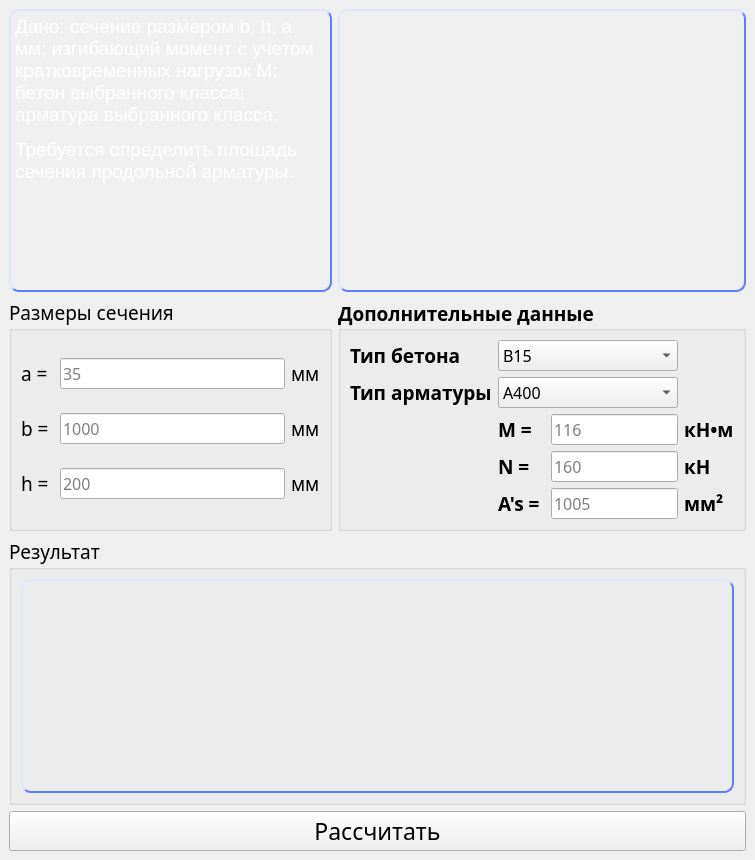
xhable1337/armature-ui, file ui/mainwindow.ui: the form before one commit.
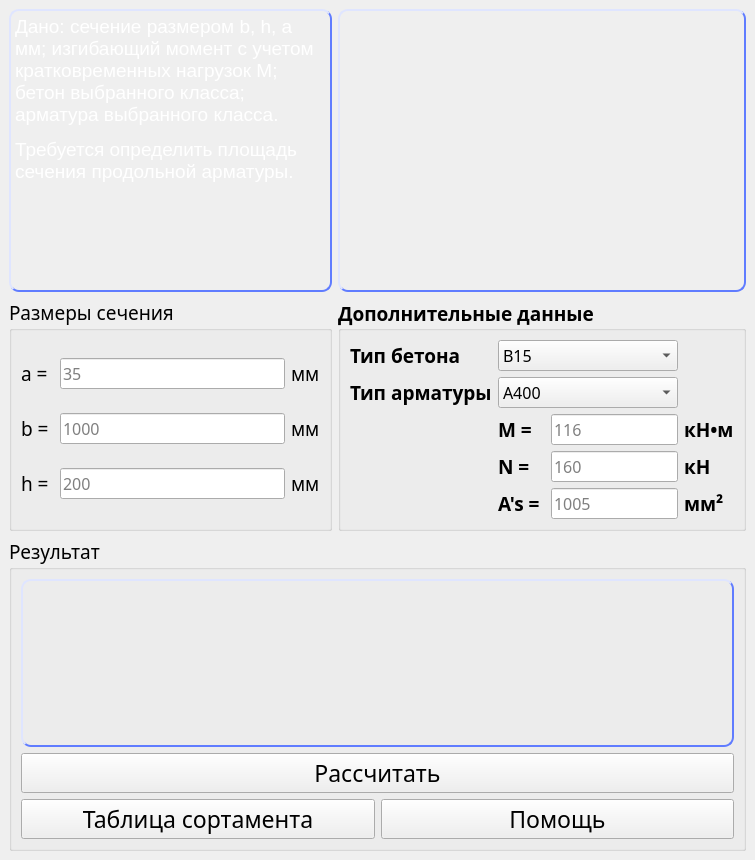
The form after the commit.

The edit to the form file:
```diff
--- a/ui/mainwindow.ui
+++ b/ui/mainwindow.ui
@@ -584,6 +584,38 @@
        <string>Результат</string>
       </property>
       <layout class="QGridLayout" name="gridLayout_10">
+       <item row="3" column="0">
+        <layout class="QHBoxLayout" name="horizontalLayout_2">
+         <item>
+          <widget class="QPushButton" name="tableButton">
+           <property name="font">
+            <font>
+             <family>Circe Bold</family>
+             <pointsize>17</pointsize>
+             <stylestrategy>PreferDefault</stylestrategy>
+            </font>
+           </property>
+           <property name="text">
+            <string>Таблица сортамента</string>
+           </property>
+          </widget>
+         </item>
+         <item>
+          <widget class="QPushButton" name="helpButton">
+           <property name="font">
+            <font>
+             <family>Circe Bold</family>
+             <pointsize>17</pointsize>
+             <stylestrategy>PreferDefault</stylestrategy>
+            </font>
+           </property>
+           <property name="text">
+            <string>Помощь</string>
+           </property>
+          </widget>
+         </item>
+        </layout>
+       </item>
        <item row="0" column="0">
         <widget class="QTextBrowser" name="answer_text_3">
          <property name="minimumSize">
@@ -603,15 +635,12 @@
           <string>&lt;!DOCTYPE HTML PUBLIC &quot;-//W3C//DTD HTML 4.0//EN&quot; &quot;http://www.w3.org/TR/REC-html40/strict.dtd&quot;&gt;
 &lt;html&gt;&lt;head&gt;&lt;meta name=&quot;qrichtext&quot; content=&quot;1&quot; /&gt;&lt;style type=&quot;text/css&quot;&gt;
 p, li { white-space: pre-wrap; }
-&lt;/style&gt;&lt;/head&gt;&lt;body style=&quot; font-family:'MS Shell Dlg 2'; font-size:8.25pt; font-weight:400; font-style:normal;&quot;&gt;
-&lt;p style=&quot;-qt-paragraph-type:empty; margin-top:0px; margin-bottom:0px; margin-left:0px; margin-right:0px; -qt-block-indent:0; text-indent:0px;&quot;&gt;&lt;br /&gt;&lt;/p&gt;&lt;/body&gt;&lt;/html&gt;</string>
+&lt;/style&gt;&lt;/head&gt;&lt;body style=&quot; font-family:'Circe ExtraBold'; font-size:14pt; font-weight:400; font-style:normal;&quot;&gt;
+&lt;p style=&quot;-qt-paragraph-type:empty; margin-top:0px; margin-bottom:0px; margin-left:0px; margin-right:0px; -qt-block-indent:0; text-indent:0px; font-family:'MS Shell Dlg 2'; font-size:8.25pt;&quot;&gt;&lt;br /&gt;&lt;/p&gt;&lt;/body&gt;&lt;/html&gt;</string>
          </property>
         </widget>
        </item>
-      </layout>
-     </widget>
-    </item>
-    <item row="3" column="0" colspan="2">
+       <item row="1" column="0">
      <widget class="QPushButton" name="pushButton">
       <property name="font">
        <font>
@@ -623,6 +652,9 @@
       <property name="text">
        <string>Рассчитать</string>
       </property>
+        </widget>
+       </item>
+      </layout>
      </widget>
     </item>
    </layout>
```
Left out of the diff: 2 changed lines with no effect on the pictures. Lines whose indentation alone changed are shown as unchanged.
